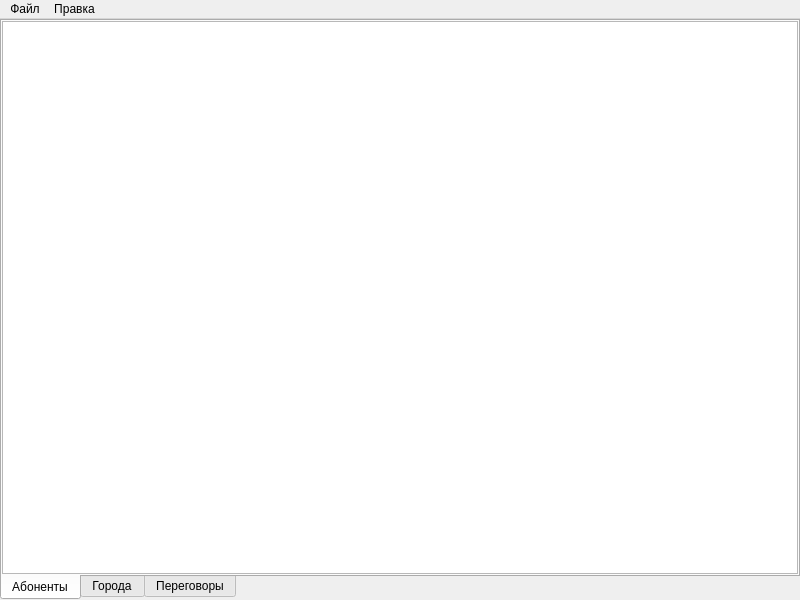
This is main_window.ui in GoldmanYT/practice2024 as Qt 5 draws it before an edit. The edited form follows.
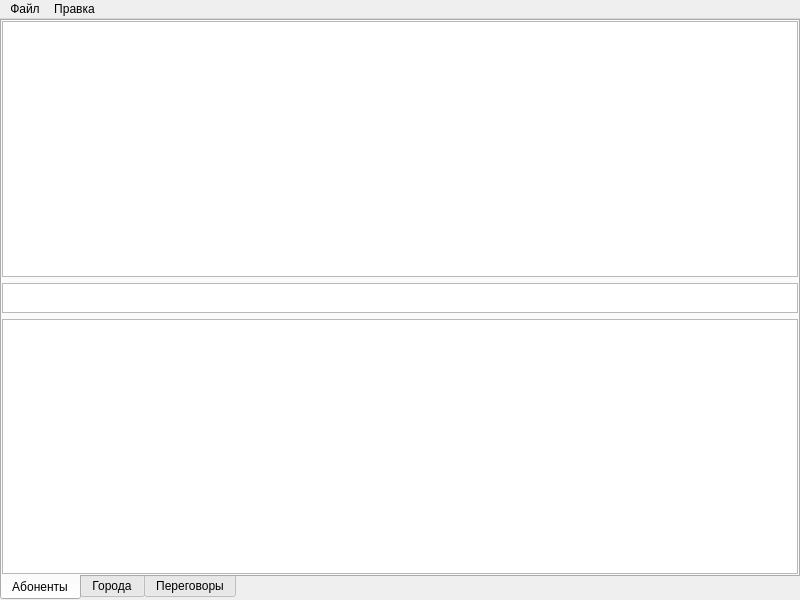
This is the edited form.

Commit message: one window

```diff
--- a/main_window.ui
+++ b/main_window.ui
@@ -62,6 +62,42 @@
           </attribute>
          </widget>
         </item>
+        <item>
+         <widget class="QTableWidget" name="search_callers">
+          <property name="maximumSize">
+           <size>
+            <width>16777215</width>
+            <height>30</height>
+           </size>
+          </property>
+          <property name="rowCount">
+           <number>1</number>
+          </property>
+          <attribute name="horizontalHeaderVisible">
+           <bool>false</bool>
+          </attribute>
+          <attribute name="horizontalHeaderDefaultSectionSize">
+           <number>125</number>
+          </attribute>
+          <attribute name="verticalHeaderVisible">
+           <bool>false</bool>
+          </attribute>
+          <row/>
+         </widget>
+        </item>
+        <item>
+         <widget class="QTableWidget" name="result_callers">
+          <attribute name="horizontalHeaderVisible">
+           <bool>false</bool>
+          </attribute>
+          <attribute name="horizontalHeaderDefaultSectionSize">
+           <number>125</number>
+          </attribute>
+          <attribute name="verticalHeaderVisible">
+           <bool>false</bool>
+          </attribute>
+         </widget>
+        </item>
        </layout>
       </widget>
       <widget class="QWidget" name="tab_cities">
```
Left out of the diff: 76 changed lines with no effect on the pictures. The commit also changes 7 other files.
